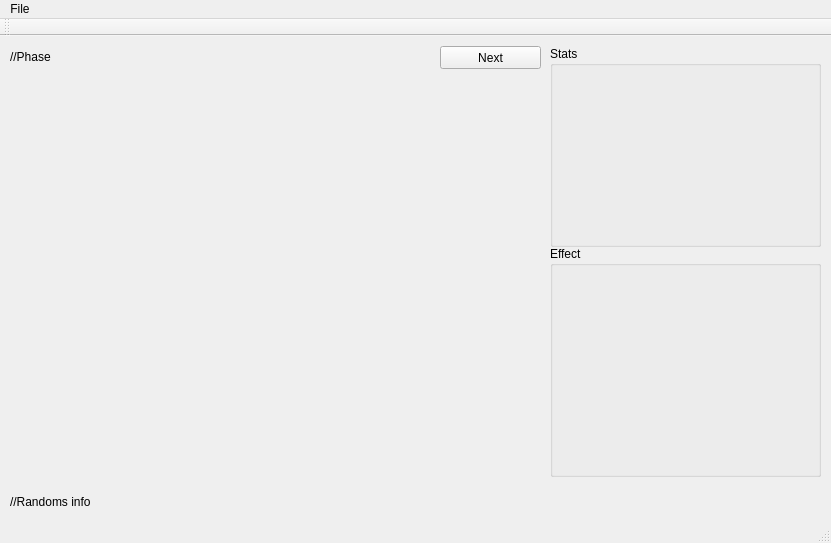
Qt form invadeui.ui (neodc/Invade) before a commit.
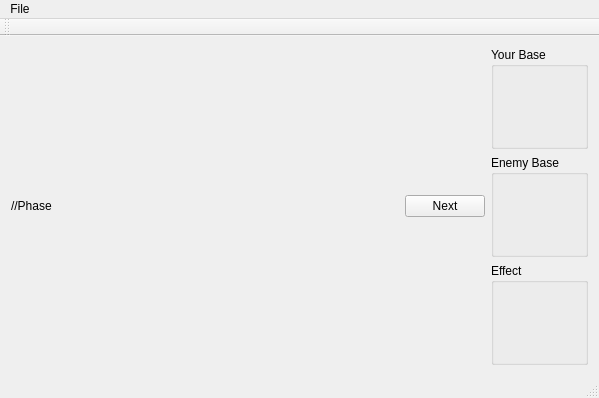
The same form after that commit.

```diff
--- a/invadeui.ui
+++ b/invadeui.ui
@@ -6,123 +6,175 @@
    <rect>
     <x>0</x>
     <y>0</y>
-    <width>831</width>
-    <height>543</height>
+    <width>599</width>
+    <height>398</height>
    </rect>
   </property>
   <property name="windowTitle">
    <string>InvadeUI</string>
   </property>
   <widget class="QWidget" name="centralWidget">
-   <widget class="QWidget" name="gridLayoutWidget">
-    <property name="geometry">
-     <rect>
-      <x>10</x>
-      <y>40</y>
-      <width>531</width>
-      <height>401</height>
-     </rect>
-    </property>
-    <layout class="QGridLayout" name="Board_">
-     <property name="spacing">
-      <number>0</number>
-     </property>
-    </layout>
-   </widget>
-   <widget class="QLabel" name="Phase_">
-    <property name="geometry">
-     <rect>
-      <x>10</x>
-      <y>10</y>
-      <width>421</width>
-      <height>21</height>
-     </rect>
-    </property>
-    <property name="text">
-     <string>//Phase</string>
-    </property>
-   </widget>
-   <widget class="QPushButton" name="Next_">
-    <property name="geometry">
-     <rect>
-      <x>440</x>
-      <y>10</y>
-      <width>101</width>
-      <height>23</height>
-     </rect>
-    </property>
-    <property name="text">
-     <string>Next</string>
-    </property>
-   </widget>
-   <widget class="QGroupBox" name="Stats_">
-    <property name="geometry">
-     <rect>
-      <x>550</x>
-      <y>10</y>
-      <width>271</width>
-      <height>201</height>
-     </rect>
-    </property>
-    <property name="title">
-     <string>Stats</string>
-    </property>
-    <widget class="QWidget" name="gridLayoutWidget_2">
-     <property name="geometry">
-      <rect>
-       <x>10</x>
-       <y>20</y>
-       <width>251</width>
-       <height>171</height>
-      </rect>
-     </property>
-     <layout class="QGridLayout" name="statLayout"/>
-    </widget>
-   </widget>
-   <widget class="QGroupBox" name="Effect_">
-    <property name="geometry">
-     <rect>
-      <x>550</x>
-      <y>210</y>
-      <width>271</width>
-      <height>231</height>
-     </rect>
-    </property>
-    <property name="title">
-     <string>Effect</string>
-    </property>
-    <widget class="QWidget" name="gridLayoutWidget_3">
-     <property name="geometry">
-      <rect>
-       <x>10</x>
-       <y>10</y>
-       <width>251</width>
-       <height>201</height>
-      </rect>
-     </property>
-     <layout class="QGridLayout" name="effectLayout"/>
-    </widget>
-   </widget>
-   <widget class="QLabel" name="label">
-    <property name="geometry">
-     <rect>
-      <x>10</x>
-      <y>450</y>
-      <width>811</width>
-      <height>31</height>
-     </rect>
-    </property>
-    <property name="text">
-     <string>//Randoms info</string>
-    </property>
-   </widget>
+   <layout class="QGridLayout" name="gridLayout">
+    <item row="0" column="0">
+     <layout class="QHBoxLayout" name="globalLayout" stretch="0,0">
+      <item>
+       <layout class="QVBoxLayout" name="boardLayout" stretch="0,0">
+        <item>
+         <layout class="QHBoxLayout" name="phaseLayout" stretch="1,0">
+          <item>
+           <widget class="QLabel" name="Phase_">
+            <property name="text">
+             <string>//Phase</string>
+            </property>
+           </widget>
+          </item>
+          <item>
+           <widget class="QPushButton" name="Next_">
+            <property name="sizePolicy">
+             <sizepolicy hsizetype="Preferred" vsizetype="Fixed">
+              <horstretch>0</horstretch>
+              <verstretch>0</verstretch>
+             </sizepolicy>
+            </property>
+            <property name="text">
+             <string>Next</string>
+            </property>
+           </widget>
+          </item>
+         </layout>
+        </item>
+        <item>
+         <layout class="QHBoxLayout" name="boardLayout_2">
+          <item>
+           <spacer name="horizontalSpacer_2">
+            <property name="orientation">
+             <enum>Qt::Horizontal</enum>
+            </property>
+            <property name="sizeType">
+             <enum>QSizePolicy::Expanding</enum>
+            </property>
+            <property name="sizeHint" stdset="0">
+             <size>
+              <width>0</width>
+              <height>0</height>
+             </size>
+            </property>
+           </spacer>
+          </item>
+          <item>
+           <layout class="QGridLayout" name="Board_">
+            <property name="spacing">
+             <number>0</number>
+            </property>
+           </layout>
+          </item>
+          <item>
+           <spacer name="horizontalSpacer">
+            <property name="orientation">
+             <enum>Qt::Horizontal</enum>
+            </property>
+            <property name="sizeHint" stdset="0">
+             <size>
+              <width>0</width>
+              <height>0</height>
+             </size>
+            </property>
+           </spacer>
+          </item>
+         </layout>
+        </item>
+       </layout>
+      </item>
+      <item>
+       <layout class="QGridLayout" name="statLayout">
+        <item row="1" column="0">
+         <widget class="QGroupBox" name="Enemy_">
+          <property name="sizePolicy">
+           <sizepolicy hsizetype="Preferred" vsizetype="Preferred">
+            <horstretch>0</horstretch>
+            <verstretch>0</verstretch>
+           </sizepolicy>
+          </property>
+          <property name="title">
+           <string>Enemy Base</string>
+          </property>
+          <layout class="QGridLayout" name="gridLayout_3">
+           <item row="0" column="0">
+            <layout class="QGridLayout" name="enemyLayout">
+             <item row="0" column="0">
+              <layout class="QGridLayout" name="diceEnemyLayout">
+               <property name="spacing">
+                <number>2</number>
+               </property>
+              </layout>
+             </item>
+             <item row="0" column="1">
+              <layout class="QGridLayout" name="pawnEnemyLayout"/>
+             </item>
+            </layout>
+           </item>
+          </layout>
+         </widget>
+        </item>
+        <item row="2" column="0">
+         <widget class="QGroupBox" name="Effect_">
+          <property name="sizePolicy">
+           <sizepolicy hsizetype="Preferred" vsizetype="Preferred">
+            <horstretch>0</horstretch>
+            <verstretch>0</verstretch>
+           </sizepolicy>
+          </property>
+          <property name="title">
+           <string>Effect</string>
+          </property>
+          <layout class="QGridLayout" name="gridLayout_4">
+           <item row="0" column="0">
+            <layout class="QGridLayout" name="effectLayout"/>
+           </item>
+          </layout>
+         </widget>
+        </item>
+        <item row="0" column="0">
+         <widget class="QGroupBox" name="Base_">
+          <property name="sizePolicy">
+           <sizepolicy hsizetype="Preferred" vsizetype="Preferred">
+            <horstretch>0</horstretch>
+            <verstretch>0</verstretch>
+           </sizepolicy>
+          </property>
+          <property name="title">
+           <string>Your Base</string>
+          </property>
+          <layout class="QGridLayout" name="gridLayout_2">
+           <item row="0" column="0">
+            <layout class="QGridLayout" name="baseLayout" columnstretch="0,0">
+             <item row="0" column="1">
+              <layout class="QGridLayout" name="pawnLayout"/>
+             </item>
+             <item row="0" column="0">
+              <layout class="QGridLayout" name="diceLayout">
+               <property name="spacing">
+                <number>4</number>
+               </property>
+              </layout>
+             </item>
+            </layout>
+           </item>
+          </layout>
+         </widget>
+        </item>
+       </layout>
+      </item>
+     </layout>
+    </item>
+   </layout>
   </widget>
   <widget class="QMenuBar" name="menuBar">
    <property name="geometry">
     <rect>
      <x>0</x>
      <y>0</y>
-     <width>831</width>
+     <width>599</width>
      <height>21</height>
     </rect>
    </property>
```
